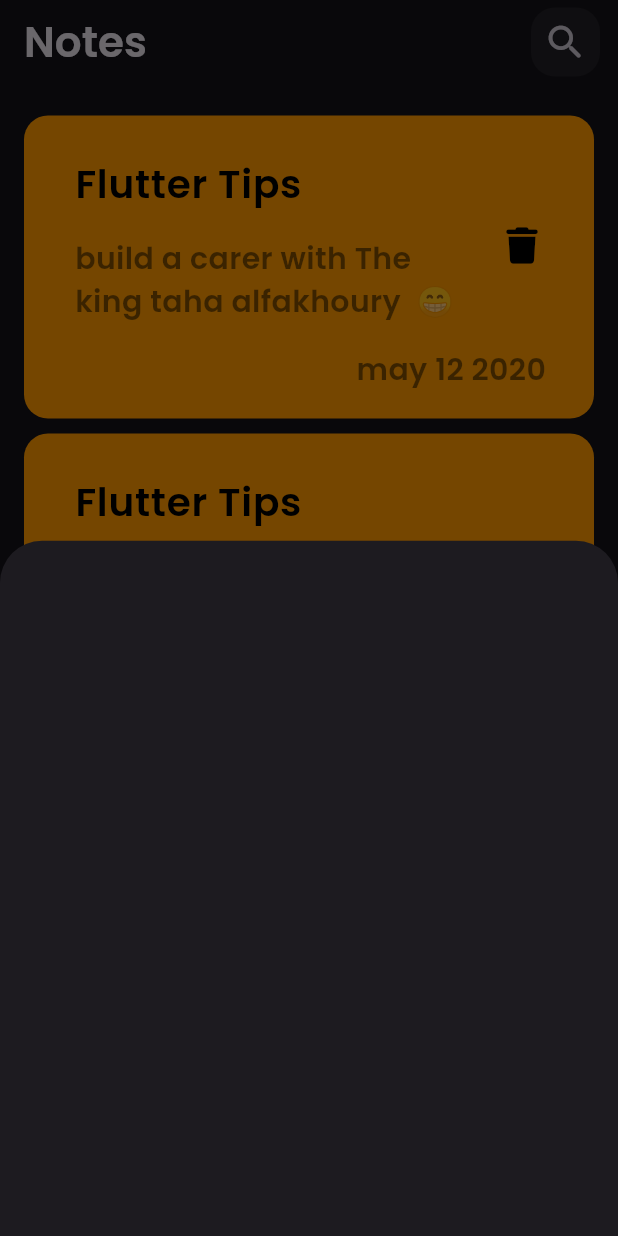
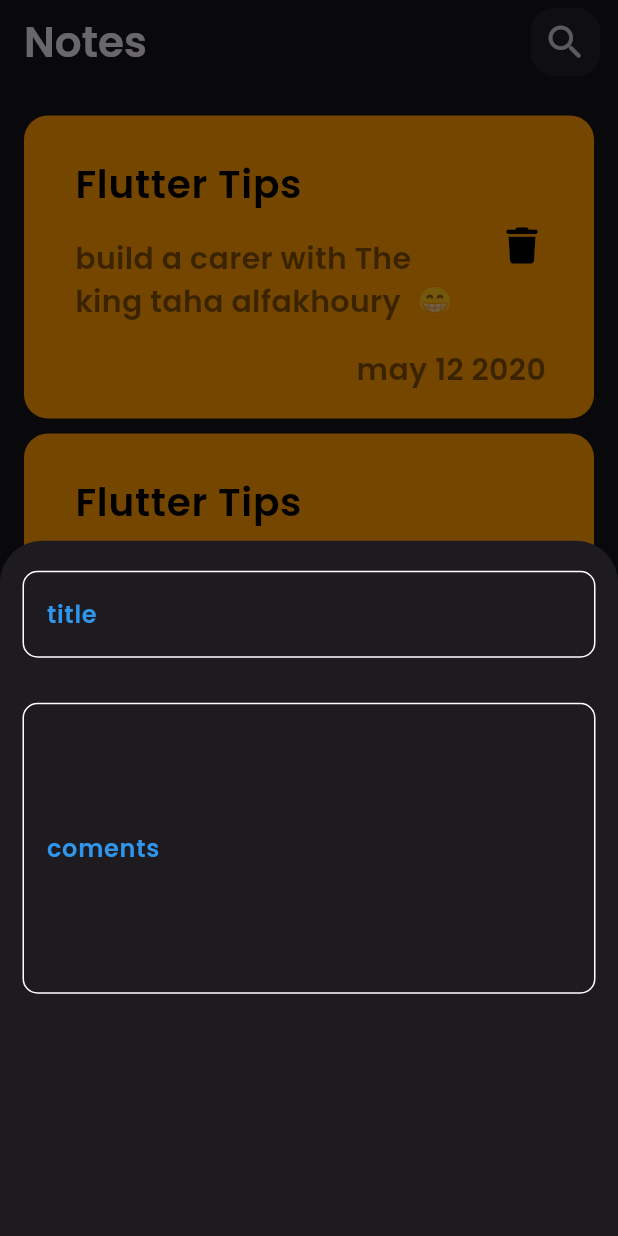
Before and after one commit to Taha12aas/note_a, a Flutter app: the screen it shows after launch, after a tap on the "add" icon, on a phone screen of 412 x 824 dp. Run offline on Flutter 3.47's test engine with Material 3 defaults, Android fonts, the phone set to English and light mode, and no system bars; our stand-ins replace font_awesome_flutter.

Commit message:
create custom textfield

```diff
--- /dev/null
+++ b/lib/constants.dart
@@ -0,0 +1,3 @@
+import 'package:flutter/material.dart';
+
+const kPrimaryColor = Color.fromARGB(255, 47, 150, 235);
--- a/lib/views/notes_view.dart
+++ b/lib/views/notes_view.dart
@@ -1,6 +1,7 @@
 import 'package:flutter/material.dart';
 import 'package:note/widgets/add_note_bottom_sheet.dart';
 import 'package:note/widgets/custom_app_bar.dart';
+import 'package:note/widgets/custom_floating_action_button.dart';
 import 'package:note/widgets/note_list_view.dart';
 
 class NotesView extends StatelessWidget {
@@ -9,23 +10,7 @@ class NotesView extends StatelessWidget {
   @override
   Widget build(BuildContext context) {
     return Scaffold(
-        floatingActionButton: FloatingActionButton(
-          tooltip: 'Create Note',
-          shape:
-              RoundedRectangleBorder(borderRadius: BorderRadius.circular(50)),
-          backgroundColor: Colors.black87,
-          child: const Icon(
-            Icons.add,
-          ),
-          onPressed: () {
-            showModalBottomSheet(
-              context: context,
-              builder: (context) {
-                return const AddNoteBottomSheet();
-              },
-            );
-          },
-        ),
+        floatingActionButton: const CustomFloatingActionButtun(),
         appBar: customAppBar(),
         body: const NoteListView());
   }
--- a/lib/widgets/add_note_bottom_sheet.dart
+++ b/lib/widgets/add_note_bottom_sheet.dart
@@ -1,10 +1,34 @@
+import 'package:flutter/cupertino.dart';
 import 'package:flutter/material.dart';
+import 'package:note/widgets/custom_text_field.dart';
 
 class AddNoteBottomSheet extends StatelessWidget {
   const AddNoteBottomSheet({super.key});
 
   @override
   Widget build(BuildContext context) {
-    return Container();
+    return ListView(children: [
+      Padding(
+        padding: const EdgeInsets.only(
+          top: 20,
+          bottom: 30,
+          left: 15,
+          right: 15,
+        ),
+        child: CustomTextField(hintText: 'title'),
+      ),
+      Padding(
+        padding: const EdgeInsets.only(
+          bottom: 30,
+          left: 15,
+          right: 15,
+        ),
+        child: CustomTextField(
+          hintText: 'coments',
+          height: 10,
+        ),
+      ),
+
+    ]);
   }
 }
--- /dev/null
+++ b/lib/widgets/custom_floating_action_button.dart
@@ -0,0 +1,30 @@
+import 'package:flutter/material.dart';
+import 'package:note/widgets/add_note_bottom_sheet.dart';
+
+class CustomFloatingActionButtun extends StatelessWidget {
+  const CustomFloatingActionButtun({
+    super.key,
+  });
+
+  @override
+  Widget build(BuildContext context) {
+    return FloatingActionButton(
+      tooltip: 'Create Note',
+      shape:
+          RoundedRectangleBorder(borderRadius: BorderRadius.circular(50)),
+      backgroundColor: Colors.black87,
+      child: const Icon(
+        Icons.add,
+      ),
+      onPressed: () {
+        showModalBottomSheet(
+          context: context,
+          builder: (context) {
+            return const AddNoteBottomSheet();
+          },
+        );
+
+      },
+    );
+  }
+}
--- /dev/null
+++ b/lib/widgets/custom_text_field.dart
@@ -0,0 +1,34 @@
+import 'package:flutter/material.dart';
+import 'package:note/constants.dart';
+
+// ignore: must_be_immutable
+class CustomTextField extends StatelessWidget {
+  CustomTextField({
+    super.key,
+    this.height,
+    required this.hintText,
+  });
+  final String hintText;
+  double? height;
+  @override
+  Widget build(BuildContext context) {
+    return TextField(
+      cursorColor: kPrimaryColor,
+      strutStyle: StrutStyle(
+        height: height,
+      ),
+      decoration: InputDecoration(
+        hintText: hintText,
+        hintStyle: const TextStyle(color: kPrimaryColor),
+        focusedBorder: buildBorder(kPrimaryColor),
+        enabledBorder: buildBorder(Colors.white),
+      ),
+    );
+  }
+
+  OutlineInputBorder buildBorder(Color color) {
+    return OutlineInputBorder(
+        borderSide: BorderSide(color: color),
+        borderRadius: BorderRadius.circular(10));
+  }
+}
```
